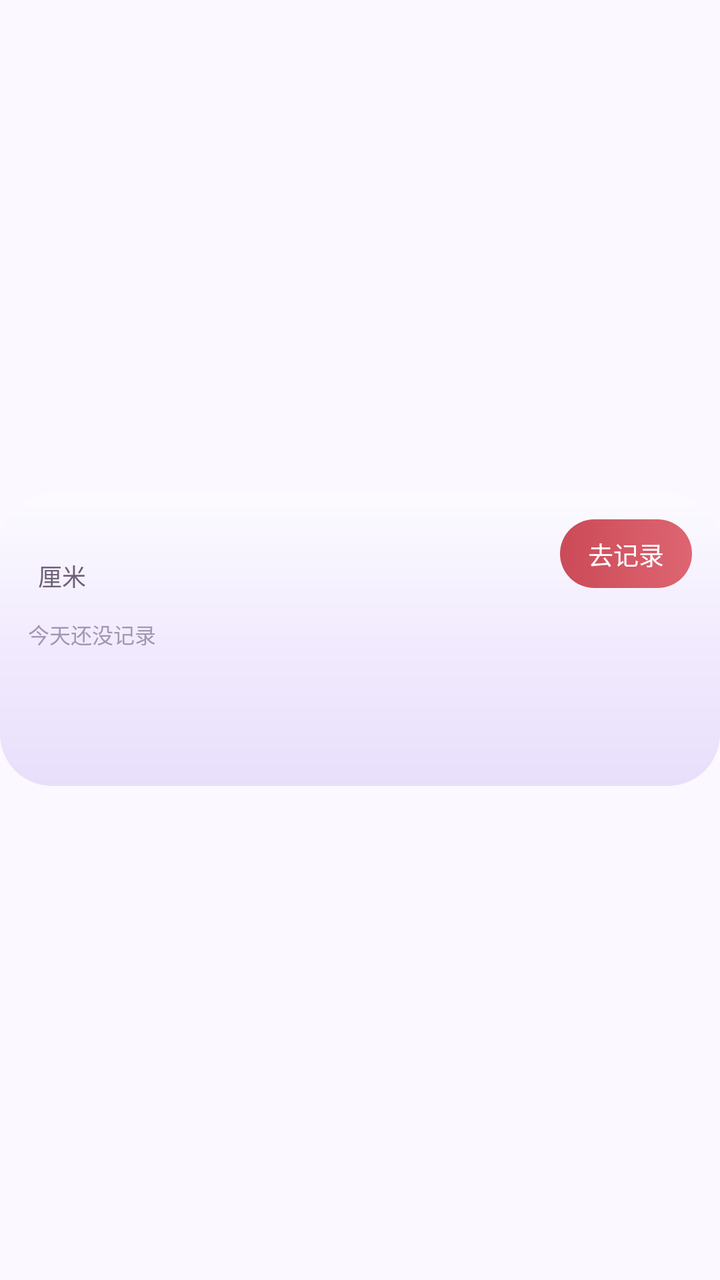
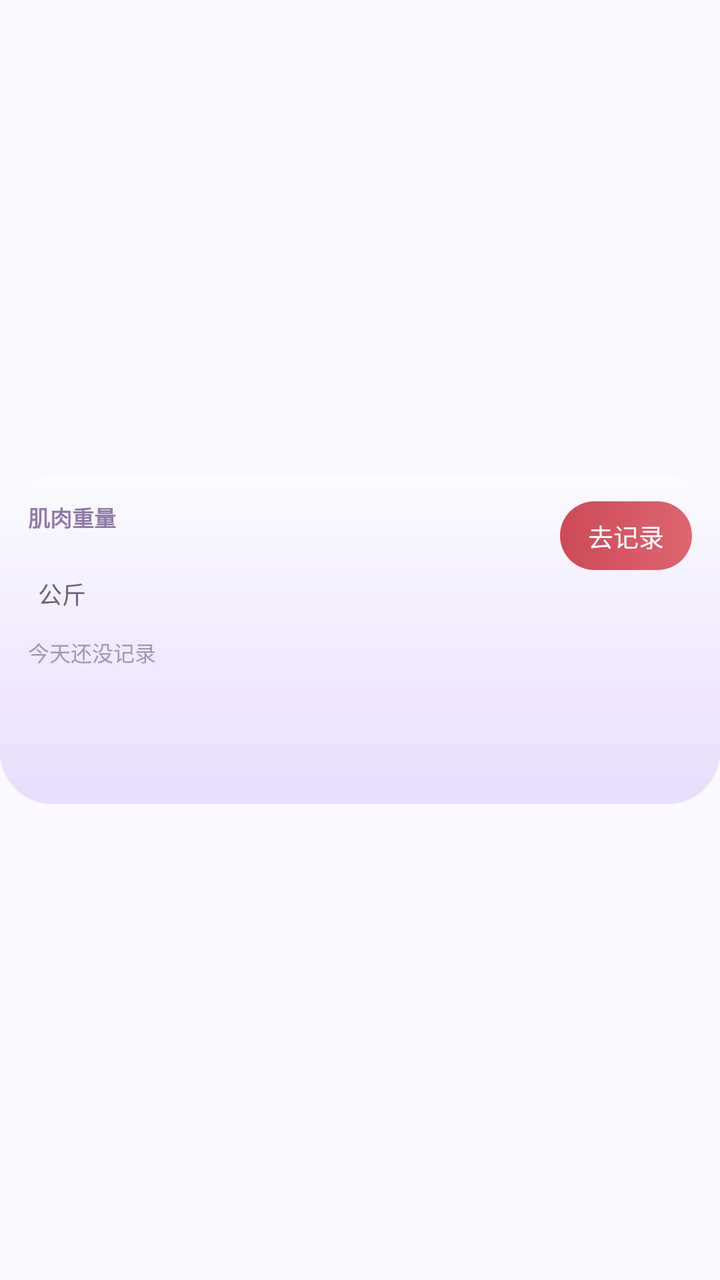

Two renders of the same Android screen: before a commit and after it. Below are the layout's source before the change and the commit's diff.
<!-- AndroidManifest.xml: application theme Theme.DayTally -->
<!-- res/layout/widget_height.xml -->
<?xml version="1.0" encoding="utf-8"?>
<LinearLayout xmlns:android="http://schemas.android.com/apk/res/android"
    android:layout_width="match_parent"
    android:layout_height="match_parent"
    android:orientation="vertical"
    android:paddingTop="16dp"
    android:paddingBottom="16dp">

    
    <LinearLayout android:layout_width="match_parent" android:layout_height="0dp" android:layout_weight="1" android:orientation="vertical" />

    <LinearLayout
        android:id="@+id/wh_root"
        android:layout_width="match_parent"
        android:layout_height="wrap_content"
        android:orientation="vertical"
        android:paddingLeft="14dp"
        android:paddingTop="13dp"
        android:paddingRight="14dp"
        android:paddingBottom="11dp"
        android:background="@drawable/bg_height">

        
        <LinearLayout
            android:layout_width="match_parent"
            android:layout_height="wrap_content"
            android:orientation="horizontal"
            android:gravity="top">

            <LinearLayout
                android:layout_width="0dp"
                android:layout_height="wrap_content"
                android:layout_weight="1"
                android:orientation="vertical">

                <LinearLayout
                    android:layout_width="wrap_content"
                    android:layout_height="wrap_content"
                    android:orientation="horizontal"
                    android:gravity="bottom">

                    <TextView
                        android:id="@+id/wh_val"
                        android:layout_width="wrap_content"
                        android:layout_height="wrap_content"
                        android:textSize="38sp"
                        android:textStyle="bold"
                        android:textColor="#2B2338"
                        android:includeFontPadding="false"
                        android:singleLine="true" />

                    <TextView
                        android:id="@+id/wh_unit"
                        android:layout_width="wrap_content"
                        android:layout_height="wrap_content"
                        android:layout_marginLeft="5dp"
                        android:layout_marginBottom="2dp"
                        android:text="厘米"
                        android:textSize="12sp"
                        android:textColor="#6E6079"
                        android:includeFontPadding="false"
                        android:singleLine="true" />
                </LinearLayout>

                <TextView
                    android:id="@+id/wh_sub"
                    android:layout_width="match_parent"
                    android:layout_height="wrap_content"
                    android:layout_marginTop="5dp"
                    android:text="今天还没记录"
                    android:textSize="10.5sp"
                    android:textColor="#A296B2"
                    android:includeFontPadding="false"
                    android:singleLine="true" />
            </LinearLayout>

            <TextView
                android:id="@+id/wh_btn"
                android:layout_width="wrap_content"
                android:layout_height="wrap_content"
                android:text="去记录"
                android:textColor="#FFFFFF"
                android:textSize="12.5sp"
                android:paddingLeft="14dp"
                android:paddingTop="8dp"
                android:paddingRight="14dp"
                android:paddingBottom="8dp"
                android:background="@drawable/bg_pill_btn"
                android:includeFontPadding="false"
                android:singleLine="true" />
        </LinearLayout>

        
        <LinearLayout
            android:id="@+id/wh_strip"
            android:layout_width="match_parent"
            android:layout_height="wrap_content"
            android:layout_marginTop="10dp"
            android:orientation="horizontal"
            android:weightSum="7">

            <LinearLayout android:layout_width="0dp" android:layout_height="wrap_content" android:layout_weight="1" android:orientation="vertical" android:gravity="center_horizontal">
                <TextView android:id="@+id/hw_0" android:layout_width="wrap_content" android:layout_height="wrap_content" android:textSize="10sp" android:textColor="#9C92AC" android:includeFontPadding="false" android:singleLine="true" />
                <TextView android:id="@+id/hn_0" android:layout_width="wrap_content" android:layout_height="wrap_content" android:layout_marginTop="5dp" android:textSize="13sp" android:textStyle="bold" android:includeFontPadding="false" android:singleLine="true" />
                <TextView android:id="@+id/hd_0" android:layout_width="wrap_content" android:layout_height="wrap_content" android:layout_marginTop="4dp" android:textSize="9.5sp" android:textColor="#A99FB8" android:includeFontPadding="false" android:singleLine="true" />
            </LinearLayout>

            <LinearLayout android:layout_width="0dp" android:layout_height="wrap_content" android:layout_weight="1" android:orientation="vertical" android:gravity="center_horizontal">
                <TextView android:id="@+id/hw_1" android:layout_width="wrap_content" android:layout_height="wrap_content" android:textSize="10sp" android:textColor="#9C92AC" android:includeFontPadding="false" android:singleLine="true" />
                <TextView android:id="@+id/hn_1" android:layout_width="wrap_content" android:layout_height="wrap_content" android:layout_marginTop="5dp" android:textSize="13sp" android:textStyle="bold" android:includeFontPadding="false" android:singleLine="true" />
                <TextView android:id="@+id/hd_1" android:layout_width="wrap_content" android:layout_height="wrap_content" android:layout_marginTop="4dp" android:textSize="9.5sp" android:textColor="#A99FB8" android:includeFontPadding="false" android:singleLine="true" />
            </LinearLayout>

            <LinearLayout android:layout_width="0dp" android:layout_height="wrap_content" android:layout_weight="1" android:orientation="vertical" android:gravity="center_horizontal">
                <TextView android:id="@+id/hw_2" android:layout_width="wrap_content" android:layout_height="wrap_content" android:textSize="10sp" android:textColor="#9C92AC" android:includeFontPadding="false" android:singleLine="true" />
                <TextView android:id="@+id/hn_2" android:layout_width="wrap_content" android:layout_height="wrap_content" android:layout_marginTop="5dp" android:textSize="13sp" android:textStyle="bold" android:includeFontPadding="false" android:singleLine="true" />
                <TextView android:id="@+id/hd_2" android:layout_width="wrap_content" android:layout_height="wrap_content" android:layout_marginTop="4dp" android:textSize="9.5sp" android:textColor="#A99FB8" android:includeFontPadding="false" android:singleLine="true" />
            </LinearLayout>

            <LinearLayout android:layout_width="0dp" android:layout_height="wrap_content" android:layout_weight="1" android:orientation="vertical" android:gravity="center_horizontal">
                <TextView android:id="@+id/hw_3" android:layout_width="wrap_content" android:layout_height="wrap_content" android:textSize="10sp" android:textColor="#9C92AC" android:includeFontPadding="false" android:singleLine="true" />
                <TextView android:id="@+id/hn_3" android:layout_width="wrap_content" android:layout_height="wrap_content" android:layout_marginTop="5dp" android:textSize="13sp" android:textStyle="bold" android:includeFontPadding="false" android:singleLine="true" />
                <TextView android:id="@+id/hd_3" android:layout_width="wrap_content" android:layout_height="wrap_content" android:layout_marginTop="4dp" android:textSize="9.5sp" android:textColor="#A99FB8" android:includeFontPadding="false" android:singleLine="true" />
            </LinearLayout>

            <LinearLayout android:layout_width="0dp" android:layout_height="wrap_content" android:layout_weight="1" android:orientation="vertical" android:gravity="center_horizontal">
                <TextView android:id="@+id/hw_4" android:layout_width="wrap_content" android:layout_height="wrap_content" android:textSize="10sp" android:textColor="#9C92AC" android:includeFontPadding="false" android:singleLine="true" />
                <TextView android:id="@+id/hn_4" android:layout_width="wrap_content" android:layout_height="wrap_content" android:layout_marginTop="5dp" android:textSize="13sp" android:textStyle="bold" android:includeFontPadding="false" android:singleLine="true" />
                <TextView android:id="@+id/hd_4" android:layout_width="wrap_content" android:layout_height="wrap_content" android:layout_marginTop="4dp" android:textSize="9.5sp" android:textColor="#A99FB8" android:includeFontPadding="false" android:singleLine="true" />
            </LinearLayout>

            <LinearLayout android:layout_width="0dp" android:layout_height="wrap_content" android:layout_weight="1" android:orientation="vertical" android:gravity="center_horizontal">
                <TextView android:id="@+id/hw_5" android:layout_width="wrap_content" android:layout_height="wrap_content" android:textSize="10sp" android:textColor="#9C92AC" android:includeFontPadding="false" android:singleLine="true" />
                <TextView android:id="@+id/hn_5" android:layout_width="wrap_content" android:layout_height="wrap_content" android:layout_marginTop="5dp" android:textSize="13sp" android:textStyle="bold" android:includeFontPadding="false" android:singleLine="true" />
                <TextView android:id="@+id/hd_5" android:layout_width="wrap_content" android:layout_height="wrap_content" android:layout_marginTop="4dp" android:textSize="9.5sp" android:textColor="#A99FB8" android:includeFontPadding="false" android:singleLine="true" />
            </LinearLayout>

            <LinearLayout android:layout_width="0dp" android:layout_height="wrap_content" android:layout_weight="1" android:orientation="vertical" android:gravity="center_horizontal">
                <TextView android:id="@+id/hw_6" android:layout_width="wrap_content" android:layout_height="wrap_content" android:textSize="10sp" android:textColor="#9C92AC" android:includeFontPadding="false" android:singleLine="true" />
                <TextView android:id="@+id/hn_6" android:layout_width="wrap_content" android:layout_height="wrap_content" android:layout_marginTop="5dp" android:textSize="13sp" android:textStyle="bold" android:includeFontPadding="false" android:singleLine="true" />
                <TextView android:id="@+id/hd_6" android:layout_width="wrap_content" android:layout_height="wrap_content" android:layout_marginTop="4dp" android:textSize="9.5sp" android:textColor="#A99FB8" android:includeFontPadding="false" android:singleLine="true" />
            </LinearLayout>
        </LinearLayout>
    </LinearLayout>

    <LinearLayout android:layout_width="match_parent" android:layout_height="0dp" android:layout_weight="1" android:orientation="vertical" />
</LinearLayout>
<!-- resources referenced by this layout -->
<resources>
  <!-- drawable bg_height (drawable) -->
  <?xml version="1.0" encoding="utf-8"?>
  <shape xmlns:android="http://schemas.android.com/apk/res/android" android:shape="rectangle">
      <gradient android:type="linear" android:angle="270"
          android:startColor="#FCFBFF" android:centerColor="#F2EBFE" android:endColor="#E8DFFB" />
      <corners android:radius="26dp" />
  </shape>
  <!-- drawable bg_pill_btn (drawable) -->
  <?xml version="1.0" encoding="utf-8"?>
  <shape xmlns:android="http://schemas.android.com/apk/res/android" android:shape="rectangle">
      <gradient android:type="linear" android:angle="180"
          android:startColor="#DE6572" android:endColor="#CB4A57" />
      <corners android:radius="999dp" />
  </shape>
  <style name="Theme.DayTally" parent="Theme.Material3.DayNight.NoActionBar">
          <item name="android:statusBarColor">@color/paper</item>
          <item name="android:navigationBarColor">@color/paper</item>
          <item name="android:windowBackground">@color/paper</item>
          <item name="android:windowLightStatusBar">true</item>
          <item name="android:windowLightNavigationBar">true</item>
      </style>
  <color name="paper">#FBF8FF</color>
</resources>

<!-- the commit's change to res/layout/widget_height.xml (unified diff, before → after) -->
@@ -33,6 +33,18 @@
                 android:layout_weight="1"
                 android:orientation="vertical">
 
+                <TextView
+                    android:id="@+id/wh_label"
+                    android:layout_width="wrap_content"
+                    android:layout_height="wrap_content"
+                    android:layout_marginBottom="2dp"
+                    android:text="肌肉重量"
+                    android:textSize="11sp"
+                    android:textStyle="bold"
+                    android:textColor="#8E7BA6"
+                    android:includeFontPadding="false"
+                    android:singleLine="true" />
+
                 <LinearLayout
                     android:layout_width="wrap_content"
                     android:layout_height="wrap_content"
@@ -55,7 +67,7 @@
                         android:layout_height="wrap_content"
                         android:layout_marginLeft="5dp"
                         android:layout_marginBottom="2dp"
-                        android:text="厘米"
+                        android:text="公斤"
                         android:textSize="12sp"
                         android:textColor="#6E6079"
                         android:includeFontPadding="false"
